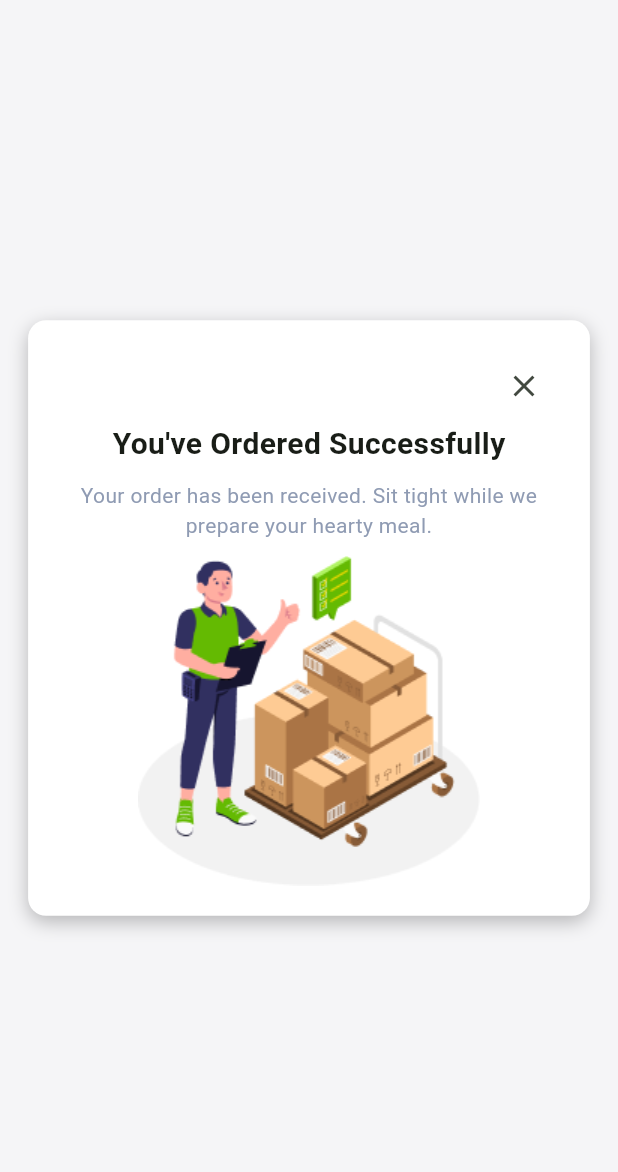
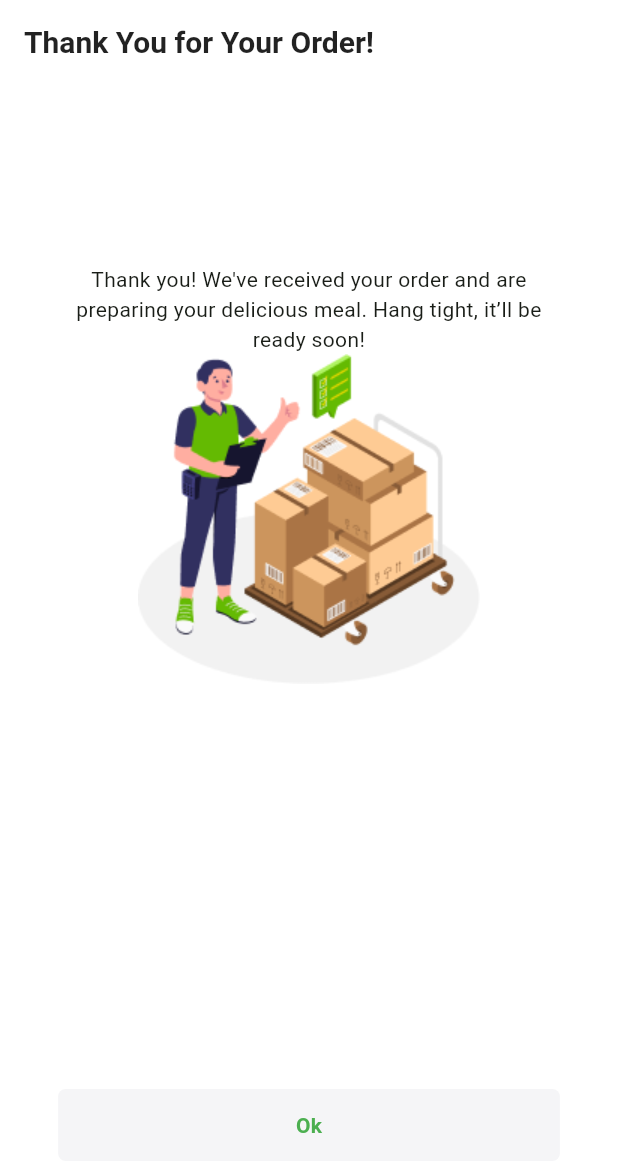
Before and after one commit to hubertit/freshmeals, a Flutter app: the SuccessScreen screen opened by its route, on a phone screen of 412 x 824 dp. Shown: the top 1172 px of the screen. Run offline on Flutter 3.47's test engine with Material 3 defaults, Android fonts, the light colour scheme and no system bars; our stand-ins replace country_picker, dio, easy_localization, email_validator, flutter_riverpod, flutter_vector_icons and 8 more; missing offline and left inert: flutter_facebook_auth, geekyants_flutter_gauges, google_maps_webservice; accounts and stored records are empty; network calls fail.

Commit message:
Clear cart, order sucess, inputs and other improvements

```diff
--- a/lib/riverpod/notifiers/cart_notifier.dart
+++ b/lib/riverpod/notifiers/cart_notifier.dart
@@ -135,6 +135,9 @@ class CartNotifier extends StateNotifier<CartState?> {
       state = state!.copyWith(isLoading: false);
     }
   }
+  void clearCart() {
+    state = state!.copyWith(cartItems: [], summary: null,isLoading: false);
+  }
 
   Future<void> remove(BuildContext context, WidgetRef ref, var json) async {
     try {
--- a/lib/views/auth/login.dart
+++ b/lib/views/auth/login.dart
@@ -145,7 +145,7 @@ class _SigninScreenState extends ConsumerState<SigninScreen> {
                     ? null
                     : 'Enter a valid email or phone number',
                 decoration: iDecoration(
-                  hint: "Email or Phone Number",
+                  hint: "Email or Phone(Begin with code ex: +250)",
                 ),
                 style: const TextStyle(
                   fontSize: 16,
--- a/lib/views/auth/widgets/input_dec.dart
+++ b/lib/views/auth/widgets/input_dec.dart
@@ -7,5 +7,7 @@ InputDecoration iDecoration({String? hint}) {
       hintText: hint,
       hintStyle: const TextStyle(color: Colors.grey),
       border: StyleUtls.dashInputBorder,
+    filled: true,
+    fillColor: Colors.white
     );
 }
--- a/lib/views/homepage/checkout_screen.dart
+++ b/lib/views/homepage/checkout_screen.dart
@@ -444,6 +444,8 @@ class _CheckOutScreenState extends ConsumerState<CheckOutScreen> {
                 ref
                     .read(orderProvider.notifier)
                     .createOrder(context, json, ref);
+                ref.read(cartProvider.notifier).clearCart();
+
               },
               style: ElevatedButton.styleFrom(
                 padding: const EdgeInsets.symmetric(vertical: 16),
--- a/lib/views/homepage/payments/sucess_screen.dart
+++ b/lib/views/homepage/payments/sucess_screen.dart
@@ -22,65 +22,66 @@ class _SuccessScreenState extends State<SuccessScreen> {
   @override
   Widget build(BuildContext context) {
     return Scaffold(
-
-      body: Center(
-        child: Material(
-          color: Colors.transparent,
-          child: Container(
-            width: MediaQuery.of(context).size.width / 1.1,
-            padding: EdgeInsets.all(20),
-            decoration: BoxDecoration(
-              color: Colors.white,
-              borderRadius: BorderRadius.circular(12),
-              boxShadow: const [
-                BoxShadow(
-                  color: Colors.black26,
-                  blurRadius: 10,
-                  offset: Offset(0, 4),
-                ),
-              ],
-            ),
-            child: Column(
-              mainAxisSize: MainAxisSize.min,
-              children: [
-                Row(
-                  children: [
-                    const Spacer(),
-                    IconButton(
-                        onPressed: () {
-                          context.go('/');
-                        },
-                        icon: const Icon(Icons.close))
-                  ],
-                ),
-                const Text(
-                  "You've Ordered Successfully",
+      backgroundColor: Colors.white,
+      appBar: AppBar(
+        title: const Text(
+          "Thank You for Your Order!",
           style: TextStyle(
             fontSize: 20,
             fontWeight: FontWeight.bold,
           ),
         ),
-                SizedBox(height: 10),
+      ),
+      body: Center(
+        child: Container(
+          width: MediaQuery.of(context).size.width / 1.1,
+          padding: EdgeInsets.all(20),
+          decoration: BoxDecoration(
+            borderRadius: BorderRadius.circular(12),
+            // boxShadow: const [
+            //   BoxShadow(
+            //     color: Colors.black26,
+            //     blurRadius: 10,
+            //     offset: Offset(0, 4),
+            //   ),
+            // ],
+          ),
+          child: Column(
+            mainAxisSize: MainAxisSize.min,
+            children: [
+
+              SizedBox(height: 100),
+              const Text(
+                "Thank you! We've received your order and are preparing your delicious meal. Hang tight, it’ll be ready soon!",
+                textAlign: TextAlign.center,
+              ),
+              Image.asset(AssetsUtils.success),
+              const Spacer(),
+              Container(
+                margin: const EdgeInsets.symmetric(horizontal: 0),
+                child: ElevatedButton(
+                  style: ElevatedButton.styleFrom(
+                      backgroundColor: scaffold,
+                      shape: RoundedRectangleBorder(
+                          borderRadius: BorderRadius.circular(5))),
+                  onPressed: () {
+                    context.go('/');
+                  },
+                  child:  const Row(
+                    mainAxisAlignment: MainAxisAlignment.center,
+                    children: [
                       Text(
-                  'Your order has been received. Sit tight while we prepare your hearty meal.',
-                  textAlign: TextAlign.center,
-                  style: TextStyle(color: secondarTex),
+                        "Ok",
+                        style: TextStyle(
+                            color: primarySwatch, fontWeight: FontWeight.bold),
                       ),
-                // const SizedBox(height: 10),
-                // RichText(
-                //   text: const TextSpan(
-                //     text: 'View Order',
-                //     style: TextStyle(
-                //       color: primarySwatch, // Set text color
-                //       fontSize: 16, // Set font size
-                //       decoration: TextDecoration.underline, // Underline the text
-                //     ),
-                //   ),
-                // ),
-                const SizedBox(height: 10),
-                Image.asset(AssetsUtils.success)
                     ],
                   ),
+                ),
+              ),
+              const SizedBox(height: 30),
+
+            ],
           ),
         ),
       ),
```
Also changed, not shown: lib/views/homepage/meals.dart (+19 -15 lines), lib/views/homepage/my_order_details.dart (+35 -28 lines), lib/views/homepage/payments/processing_screen.dart (+10 -0 lines). Lines whose indentation alone changed are shown as unchanged.
